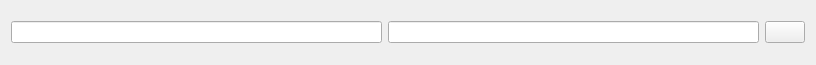
First picture: the form in src/views/ui/Product.ui, repository 4l3j0Ok/budget-maker-desktop, before the edit.
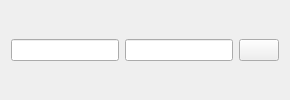
Second picture: the form after the edit. Icons and pictures are not drawn.

```diff
--- a/src/views/ui/Product.ui
+++ b/src/views/ui/Product.ui
@@ -7,7 +7,7 @@
     <x>0</x>
     <y>0</y>
     <width>816</width>
-    <height>65</height>
+    <height>0</height>
    </rect>
   </property>
   <property name="windowTitle">
```
Left out of the diff: 6 changed lines with no effect on the pictures.
